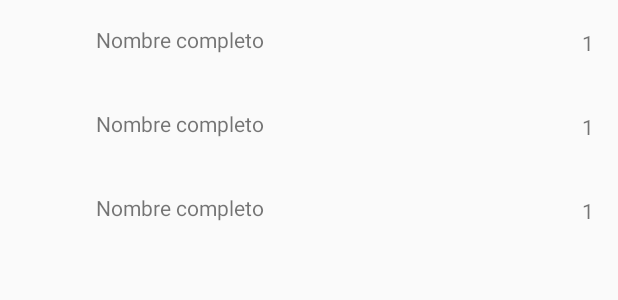
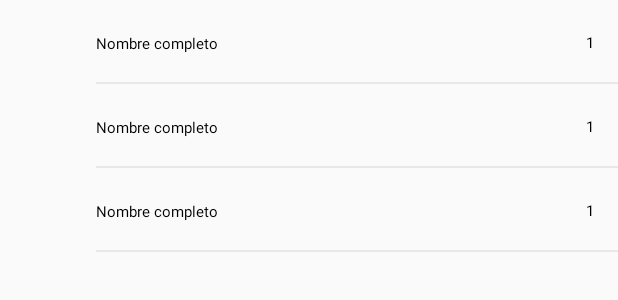
Before and after one commit to AlanWLFx/App-Users_SP, an Android app: the layout activity_main.xml on its own in the app's theme, with its tools: preview values and no code run, on a phone screen of 412 x 824 dp. Shown: the top 300 px of the screen. Run offline under Robolectric (Android 15) with nearby library versions, the phone set to English and light mode, and no system bars.

Commit message:
Divider y TextAppearance

```diff
--- a/app/src/main/res/layout/item_user.xml
+++ b/app/src/main/res/layout/item_user.xml
@@ -24,6 +24,7 @@
         android:id="@+id/tvOrder"
         android:layout_width="wrap_content"
         android:layout_height="wrap_content"
+        android:textAppearance="?attr/textAppearanceCaption"
         tools:text="1"
         android:layout_marginEnd="@dimen/common_padding_default"
         app:layout_constraintEnd_toEndOf="parent"
@@ -37,9 +38,20 @@
         android:layout_height="wrap_content"
         android:layout_marginHorizontal="@dimen/common_padding_default"
         android:layout_marginBottom="20dp"
+        android:textAppearance="?attr/textAppearanceSubtitle2"
+        tools:text="Nombre completo"
         app:layout_constraintBottom_toBottomOf="parent"
         app:layout_constraintEnd_toStartOf="@id/tvOrder"
         app:layout_constraintStart_toEndOf="@id/imgPhoto"
-        tools:text="Nombre completo" />
+         />
+
+    <View
+        android:layout_width="0dp"
+        android:layout_height="1dp"
+        android:background="@color/color_driver"
+        app:layout_constraintStart_toStartOf="@id/tvName"
+        app:layout_constraintEnd_toEndOf="parent"
+        app:layout_constraintBottom_toBottomOf="parent"
+        />
 
 </androidx.constraintlayout.widget.ConstraintLayout>
--- a/app/src/main/res/values/colors.xml
+++ b/app/src/main/res/values/colors.xml
@@ -7,4 +7,5 @@
     <color name="teal_700">#FF018786</color>
     <color name="black">#FF000000</color>
     <color name="white">#FFFFFFFF</color>
+    <color name="color_driver">#1F666666</color>
 </resources>
```
